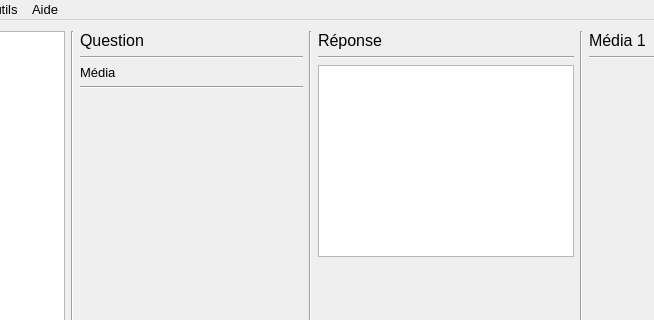
Old version of the form app_pc/ProjetCo_AppPC/mainwindow.ui in the repository AnceretMatthieu/bebete; both pictures show x 202 to 856 and y 0 to 320 of the 1024 by 768 pixel window.
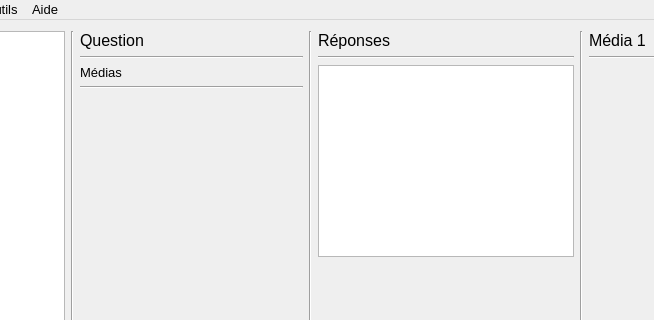
New version of the form.

What changed in the file:
```diff
--- a/app_pc/ProjetCo_AppPC/mainwindow.ui
+++ b/app_pc/ProjetCo_AppPC/mainwindow.ui
@@ -113,7 +113,7 @@
            </font>
           </property>
           <property name="text">
-           <string>Média</string>
+           <string>Médias</string>
           </property>
          </widget>
         </item>
@@ -156,7 +156,7 @@
            </font>
           </property>
           <property name="text">
-           <string>Réponse</string>
+           <string>Réponses</string>
           </property>
          </widget>
         </item>
```
Left out of the diff: 5 changed lines with no effect on the pictures.
